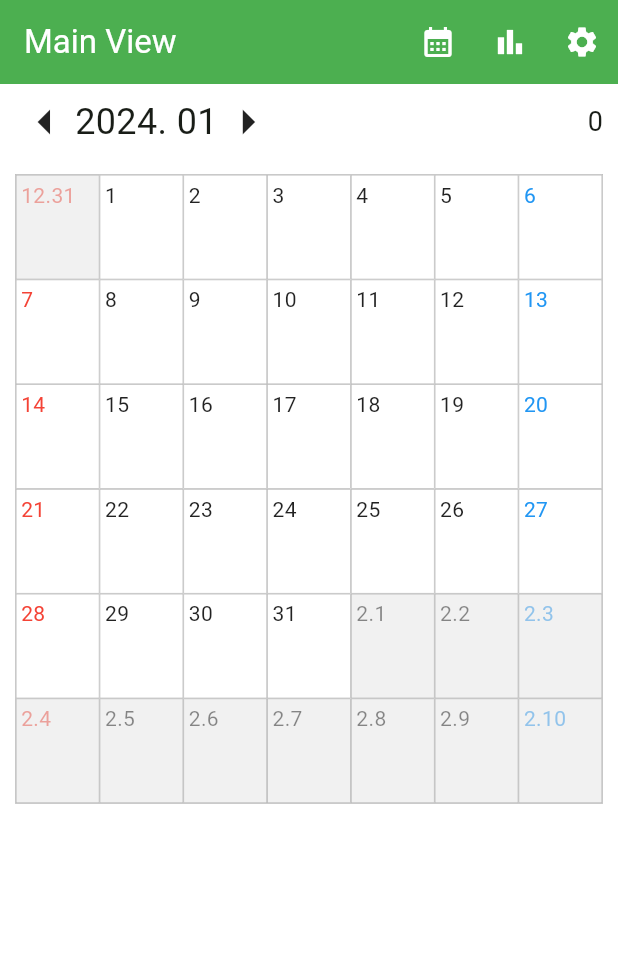
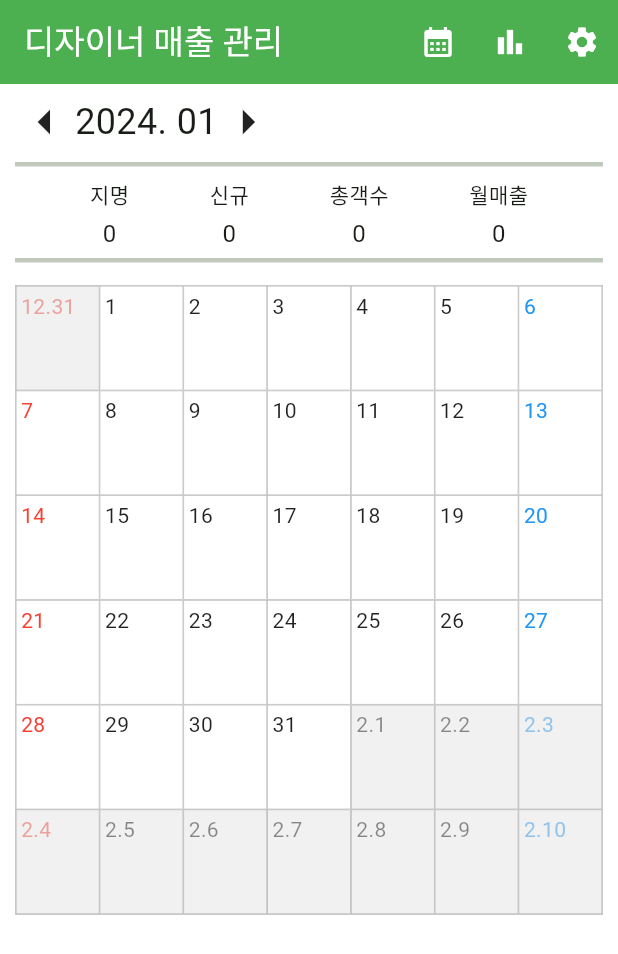
Before and after one commit to kanggo1111/hair_designer_sales_manage2, a Flutter app: the screen it shows once a user with an empty profile is signed in, after a tap on the "arrow left" icon, on a phone screen of 412 x 824 dp. Shown: the top 954 px of the screen. Run offline on Flutter 3.47's test engine with Material 3 defaults, Android fonts, the phone set to English and light mode, and no system bars; our stand-ins replace cloud_firestore, currency_text_input_formatter, firebase_auth, firebase_core, get; missing offline and left inert: back_button_interceptor; accounts and stored records are empty.

Commit message:
[devel] calendar summary #5
Deatails:
calendar summary #5

```diff
--- a/lib/controller/month_item_controller.dart
+++ b/lib/controller/month_item_controller.dart
@@ -2,8 +2,6 @@ import 'package:firebase_auth/firebase_auth.dart';
 import 'package:cloud_firestore/cloud_firestore.dart';
 import 'package:get/get.dart';
 import 'package:hair_designer_sales_manage2/model/Item.dart';
-
-List<String> itemTypeList = ['지명', '신규', '대체', '점판'];
 
 class MonthItemController extends GetxController {
   final _items = <Item>[];
@@ -36,4 +34,12 @@ class MonthItemController extends GetxController {
   int getDayPrice(int day){
     return _items.fold<int>(0, (previousValue, element) => (element.date!%1000 == day) ? previousValue + element.price! : previousValue);
   }
+
+  int getTypeCount(String type){
+    return _items.fold<int>(0, (previousValue, element) => (element.type == type) ? previousValue + element.count! : previousValue);
+  }
+
+  int getTotalCount(){
+    return _items.fold<int>(0, (previousValue, element) => previousValue + element.count!);
+  }
 }
--- a/lib/view/calendar.dart
+++ b/lib/view/calendar.dart
@@ -1,4 +1,5 @@
 import 'package:flutter/cupertino.dart';
+import 'package:flutter/foundation.dart';
 import 'package:flutter/material.dart';
 import 'package:get/get.dart';
 import 'package:hair_designer_sales_manage2/controller/month_item_controller.dart';
@@ -32,9 +33,7 @@ class _CalendarState extends State<Calendar> {
     now = DateTime.now();
     currentYear = now.year;
     currentMonth = now.month;
-    monthItemController.date = int.parse(
-        DateFormat('yMMdd').format(DateTime(currentYear, currentMonth, 1)));
-    monthItemController.fetchMonthItem();
+    refreshCalendar();
     super.initState();
   }
 
@@ -45,9 +44,7 @@ class _CalendarState extends State<Calendar> {
     } else {
       currentMonth--;
     }
-    monthItemController.date = int.parse(
-        DateFormat('yMMdd').format(DateTime(currentYear, currentMonth, 1)));
-    monthItemController.fetchMonthItem();
+    refreshCalendar();
   }
 
   void setNextMonth() {
@@ -57,6 +54,10 @@ class _CalendarState extends State<Calendar> {
     } else {
       currentMonth++;
     }
+    refreshCalendar();
+  }
+
+  void refreshCalendar(){
     monthItemController.date = int.parse(
         DateFormat('yMMdd').format(DateTime(currentYear, currentMonth, 1)));
     monthItemController.fetchMonthItem();
@@ -72,8 +73,7 @@ class _CalendarState extends State<Calendar> {
         children: [
           Padding(
             padding: const EdgeInsets.symmetric(horizontal: 10, vertical: 5),
-            child: Row(
-              mainAxisAlignment: MainAxisAlignment.spaceBetween,
+            child: Column(
               children: [
                 Row(
                   children: [
@@ -104,13 +104,16 @@ class _CalendarState extends State<Calendar> {
                     ),
                   ],
                 ),
-                // TODO:
-                GetBuilder<MonthItemController>(
-                    builder: (_) => Text(
-                          NumberFormat('###,###,###,###')
-                              .format(monthItemController.getMonthPrice()),
-                          style: TextStyle(fontSize: 18),
-                        )),
+                SizedBox(height: 10,),
+                Divider(
+                  height: 0,
+                  thickness: 3,
+                ),
+                SummaryTable(),
+                Divider(
+                  height: 0,
+                  thickness: 3,
+                ),
               ],
             ),
           ),
@@ -145,6 +148,50 @@ int getStartingDay(int year, int month) {
 }
 
 /********** Widget **********/
+
+Widget SummaryTable(){
+  MonthItemController monthItemController = Get.find<MonthItemController>();
+  double titleFontSize = 14;
+  double valueFontSize = 16;
+
+  return GetBuilder<MonthItemController>(
+    builder: (_) {
+      return Padding(
+        padding: const EdgeInsets.all(8.0),
+        child: Row(
+          mainAxisAlignment: MainAxisAlignment.spaceBetween,
+          children: [
+            SizedBox(width: 20,),
+            Column(children: [
+              Text('지명', style: TextStyle(fontSize: titleFontSize),),
+              SizedBox(height: 5,),
+              Text(monthItemController.getTypeCount('지명').toString(), style: TextStyle(fontSize: valueFontSize)),
+            ]),
+            SizedBox(width: 10,),
+            Column(children: [
+              Text('신규', style: TextStyle(fontSize: titleFontSize)),
+              SizedBox(height: 5,),
+              Text(monthItemController.getTypeCount('신규').toString(), style: TextStyle(fontSize: valueFontSize)),
+            ]),
+            SizedBox(width: 10,),
+            Column(children: [
+              Text('총객수', style: TextStyle(fontSize: titleFontSize)),
+              SizedBox(height: 5,),
+              Text(monthItemController.getTotalCount().toString(), style: TextStyle(fontSize: valueFontSize)),
+            ]),
+            SizedBox(width: 10,),
+            Column(children: [
+              Text('월매출', style: TextStyle(fontSize: titleFontSize)),
+              SizedBox(height: 5,),
+              Text(NumberFormat('###,###,###,###').format(monthItemController.getMonthPrice()), style: TextStyle(fontSize: valueFontSize)),
+            ]),
+            SizedBox(width: 20,),
+          ],
+        ),
+      );
+    }
+  );
+}
 
 Widget CalendarTable() {
   int startingDay = getStartingDay(currentYear, currentMonth);
--- a/lib/view/main_view.dart
+++ b/lib/view/main_view.dart
@@ -60,7 +60,7 @@ class MainView extends StatelessWidget {
         appBar: AppBar(
           backgroundColor: Theme.of(context).primaryColor,
           title: Text(
-            'Main View',
+            '디자이너 매출 관리',
             style: TextStyle(color: appBarContentColor),
           ),
           actions: [
--- a/lib/view/one_day_view.dart
+++ b/lib/view/one_day_view.dart
@@ -5,6 +5,7 @@ import 'package:flutter/material.dart';
 import 'package:flutter/services.dart';
 import 'package:get/get.dart';
 import 'package:hair_designer_sales_manage2/controller/item_controller.dart';
+import 'package:hair_designer_sales_manage2/controller/month_item_controller.dart';
 import 'package:hair_designer_sales_manage2/model/Item.dart';
 import 'package:hair_designer_sales_manage2/view/main_view.dart';
 import 'package:intl/intl.dart';
@@ -41,6 +42,7 @@ class _OneDayViewState extends State<OneDayView> {
   bool myInterceptor(bool stopDefaultButtonEvent, RouteInfo info) {
     Get.back(id: 1);
     FocusScope.of(context).unfocus();
+    Get.find<MonthItemController>().fetchMonthItem();
     return true;
   }
 
```
Also changed, not shown: 1 other file.
